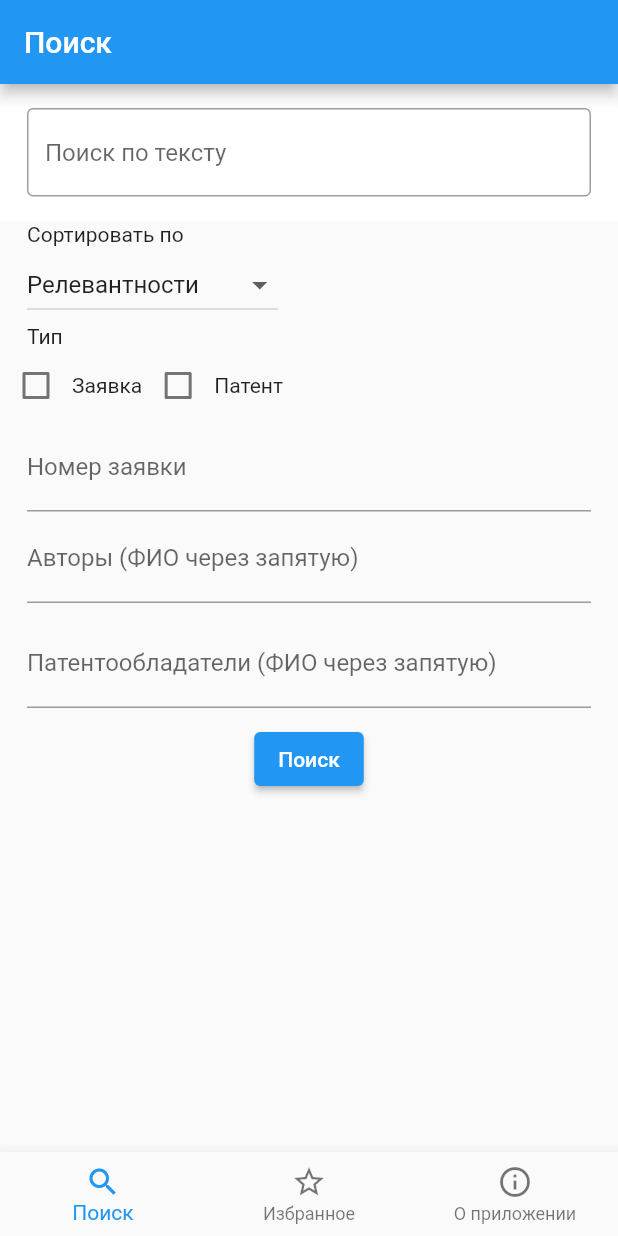
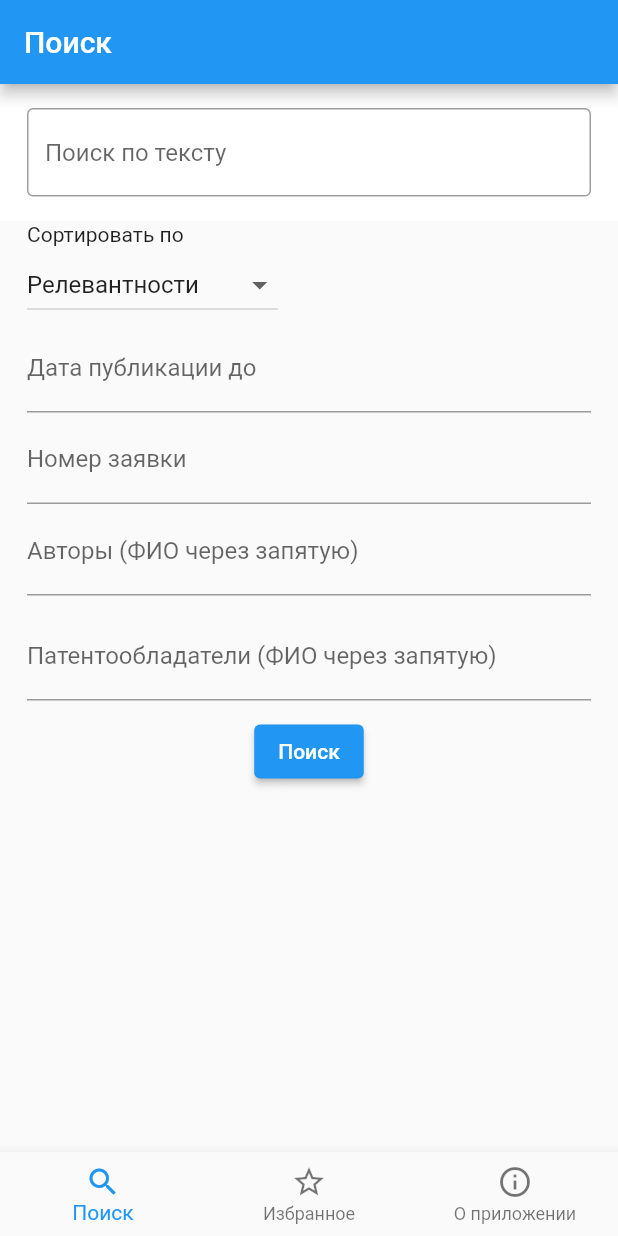
Before and after one commit to ArtemSorin/Rospatent, a Flutter app: the screen it shows after launch, on a phone screen of 412 x 824 dp. Run offline on Flutter 3.47's test engine with Material 2 defaults, Android fonts, the light colour scheme and no system bars; our stand-ins replace shared_preferences, syncfusion_flutter_charts; missing offline and left inert: tag_highlight_text.

```diff
--- a/flutter_application1/lib/screen_list_page.dart
+++ b/flutter_application1/lib/screen_list_page.dart
@@ -94,35 +94,14 @@ class _ScreenA extends State<ScreenA> {
                 ),
               ],
             ),
-            const Padding(
-              padding: EdgeInsets.symmetric(horizontal: 18, vertical: 1),
-              child: Text(
-                'Тип',
+            Padding(
+              padding: const EdgeInsets.symmetric(horizontal: 18, vertical: 1),
+              child: TextFormField(
+                decoration: const InputDecoration(
+                  border: UnderlineInputBorder(),
+                  labelText: 'Дата публикации до',
+                ),
               ),
-            ),
-            Row(
-              children: [
-                Checkbox(
-                  checkColor: Colors.white,
-                  value: isCheckedFirst,
-                  onChanged: (bool? value) {
-                    setState(() {
-                      isCheckedFirst = value!;
-                    });
-                  },
-                ),
-                const Text("Заявка"),
-                Checkbox(
-                  checkColor: Colors.white,
-                  value: isCheckedSecond,
-                  onChanged: (bool? value) {
-                    setState(() {
-                      isCheckedSecond = value!;
-                    });
-                  },
-                ),
-                const Text("Патент"),
-              ],
             ),
             Padding(
               padding: const EdgeInsets.symmetric(horizontal: 18, vertical: 1),
```
Also changed, not shown: flutter_application1/lib/models/prefs.dart (+15 -14 lines), flutter_application1/lib/patent_page.dart (+16 -0 lines), flutter_application1/pubspec.lock.
